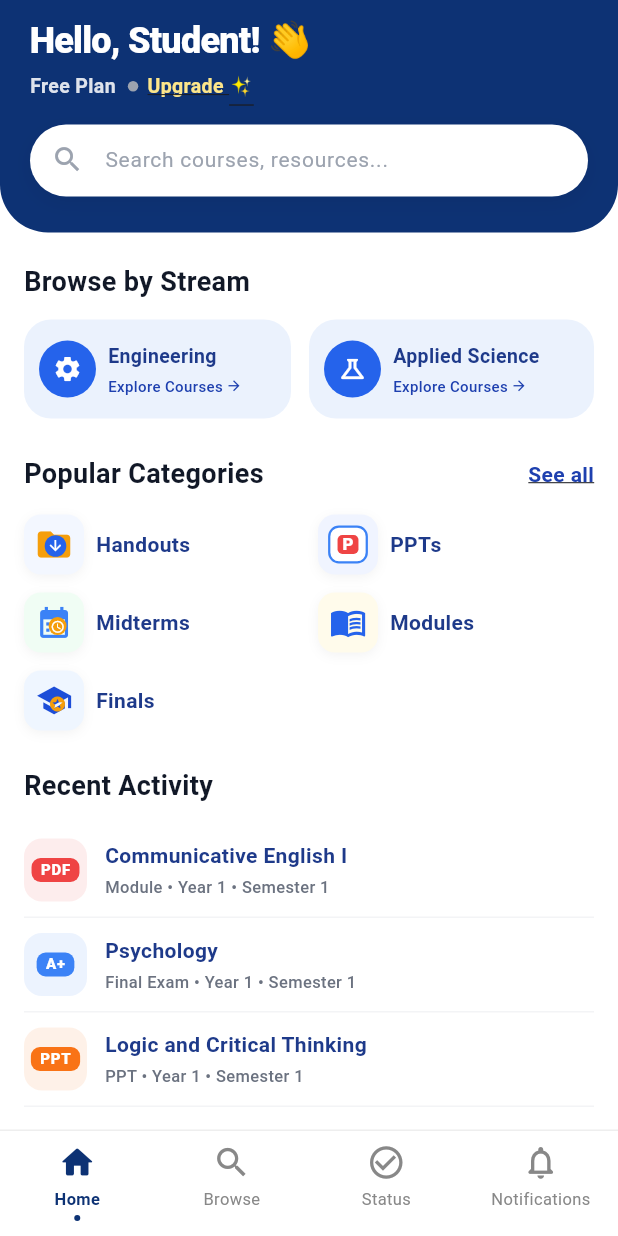
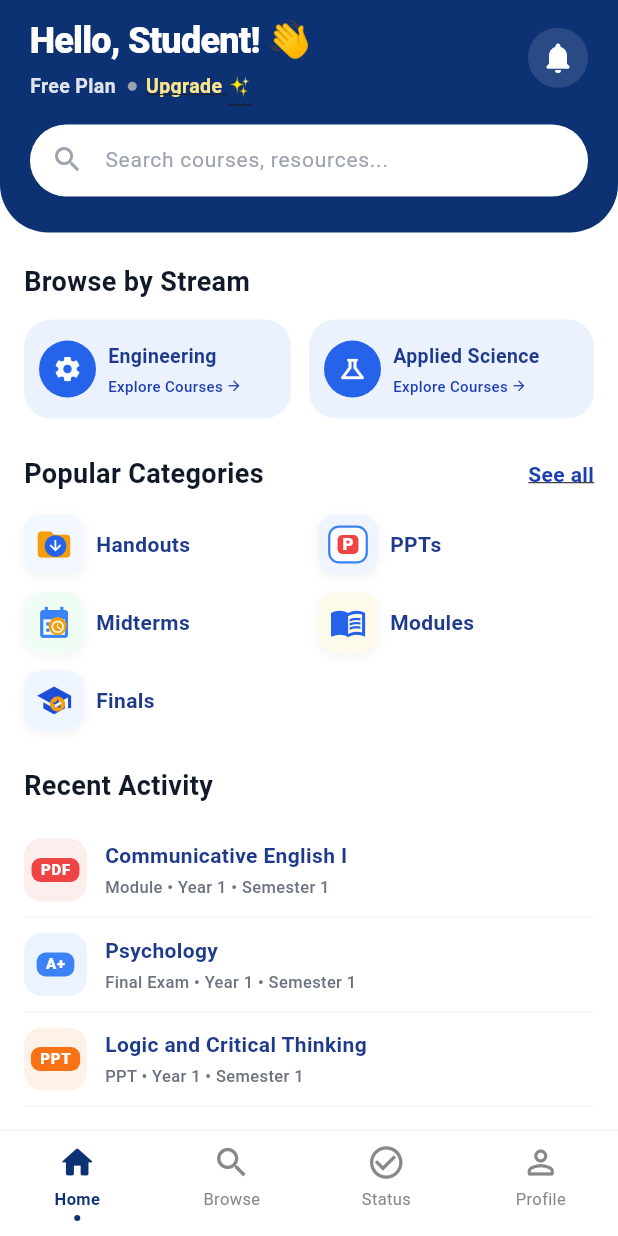
Before and after one commit to aastu-gibigubae/aastu_gibigubae_resource_app_frontend, a Flutter app: the HomePage screen opened by its route, on a phone screen of 412 x 824 dp. Run offline on Flutter 3.47's test engine with Material 3 defaults, Android fonts, the phone set to English and light mode, and no system bars; our stand-ins replace connectivity_plus, device_info_plus, dio, flutter_riverpod, flutter_secure_storage, go_router and 2 more; accounts and stored records are empty; network calls fail; Roboto replaces fonts that are missing (Poppins).

Commit message:
refactor(nav): restructure MainShell tabs to [Home, Browse, Status, Profile] and make Notifications a push route

```diff
--- a/lib/app/router/route_names.dart
+++ b/lib/app/router/route_names.dart
@@ -14,13 +14,17 @@ class RouteNames {
   // ── Auth ──────────────────────────────────────────────────────
   static const String login = '/login';
   static const String signup = '/signup';
+  static const String forgotPassword = '/forgot-password';
+  static const String resetPassword = '/reset-password';
 
   // ── Main shell (4 bottom-nav tabs) ────────────────────────────
   static const String selection = '/selection';
+  static const String exploreResources = '/explore-resources';
   static const String home = '/home';                   // tab 0 – Home
   static const String browse = '/browse';               // tab 1 – Browse (Freshman courses)
   static const String status = '/status';               // tab 2 – Status
-  static const String notifications = '/notifications'; // tab 3 – Notifications
+  static const String profile = '/profile';             // tab 3 – Profile
+  static const String notifications = '/notifications'; // Pushed page from Home bell
 
   // ── Resource Hub Flow (Screen 1 to 5) ─────────────────────────
   static const String courseDetail = '/course-detail';
--- a/lib/app/shell/main_shell.dart
+++ b/lib/app/shell/main_shell.dart
@@ -23,7 +23,7 @@ class MainShell extends StatelessWidget {
     _TabItem(icon: Icons.home_rounded, unselectedIcon: Icons.home_outlined, label: 'Home'),
     _TabItem(icon: Icons.search_rounded, unselectedIcon: Icons.search, label: 'Browse'),
     _TabItem(icon: Icons.check_circle_rounded, unselectedIcon: Icons.check_circle_outline, label: 'Status'),
-    _TabItem(icon: Icons.notifications_rounded, unselectedIcon: Icons.notifications_none_rounded, label: 'Notifications'),
+    _TabItem(icon: Icons.person_rounded, unselectedIcon: Icons.person_outline_rounded, label: 'Profile'),
   ];
 
   void _onTap(int index) {
--- a/lib/core/widgets/curved_header.dart
+++ b/lib/core/widgets/curved_header.dart
@@ -3,6 +3,7 @@ import '../../app/theme/app_colors.dart';
 
 class CurvedHeader extends StatelessWidget {
   final Widget? leading;
+  final Widget? trailing;
   final String? title;
   final String? subtitle;
   final Color? subtitleColor;
@@ -17,6 +18,7 @@ class CurvedHeader extends StatelessWidget {
   const CurvedHeader({
     super.key,
     this.leading,
+    this.trailing,
     this.title,
     this.subtitle,
     this.subtitleColor,
@@ -78,10 +80,16 @@ class CurvedHeader extends StatelessWidget {
                 ),
               ),
 
-            // Title and Subtitle area
-            if (titleWidget != null)
-              titleWidget!
-            else ...[
+            // Title and Subtitle area with optional trailing widget
+            Row(
+              crossAxisAlignment: CrossAxisAlignment.center,
+              children: [
+                Expanded(
+                  child: titleWidget != null
+                      ? titleWidget!
+                      : Column(
+                          crossAxisAlignment: CrossAxisAlignment.start,
+                          children: [
                             if (title != null)
                               Text(
                                 title!,
@@ -104,6 +112,14 @@ class CurvedHeader extends StatelessWidget {
                               ),
                             ],
                           ],
+                        ),
+                ),
+                if (trailing != null) ...[
+                  const SizedBox(width: 8),
+                  trailing!,
+                ],
+              ],
+            ),
 
             // Bottom Child (e.g. Search Bar or Custom widget)
             if (bottomChild != null) ...[
--- a/lib/features/resources/presentation/pages/home_page.dart
+++ b/lib/features/resources/presentation/pages/home_page.dart
@@ -40,6 +40,21 @@ class HomePage extends ConsumerWidget {
           children: [
             // Header with greeting, status, search bar
             CurvedHeader(
+              trailing: GestureDetector(
+                onTap: () => context.push(RouteNames.notifications),
+                child: Container(
+                  padding: const EdgeInsets.all(8),
+                  decoration: BoxDecoration(
+                    color: Colors.white.withAlpha(30),
+                    shape: BoxShape.circle,
+                  ),
+                  child: const Icon(
+                    Icons.notifications_rounded,
+                    color: Colors.white,
+                    size: 24,
+                  ),
+                ),
+              ),
               titleWidget: Column(
                 crossAxisAlignment: CrossAxisAlignment.start,
                 children: [
@@ -65,35 +80,33 @@ class HomePage extends ConsumerWidget {
                               ? ResourceUiConstants.premiumAccess
                               : 'Free Plan',
                           style: TextStyle(
-                            color: isPremium
-                                ? ResourceUiConstants.accentGold
-                                : Colors.white.withAlpha(220),
+                            color: Colors.white.withAlpha(220),
                             fontSize: 13,
                             fontWeight: FontWeight.w600,
                           ),
                         ),
                         AppSpacing.hGapSm,
                         Container(
-                          width: 7,
-                          height: 7,
+                          width: 6,
+                          height: 6,
                           decoration: BoxDecoration(
                             shape: BoxShape.circle,
                             color: isPremium
-                                ? ResourceUiConstants.accentGold
+                                ? const Color(0xFF10B981)
                                 : const Color(0xFF9CA3AF),
                           ),
                         ),
                         const SizedBox(width: 6),
                         Text(
                           isPremium
-                              ? ResourceUiConstants.activeStatus
+                              ? 'Active'
                               : 'Upgrade ✨',
                           style: TextStyle(
                             color: isPremium
-                                ? ResourceUiConstants.accentGold
+                                ? const Color(0xFF10B981)
                                 : const Color(0xFFFDE68A),
                             fontSize: 13,
-                            fontWeight: FontWeight.w600,
+                            fontWeight: FontWeight.w700,
                             decoration:
                                 isPremium ? null : TextDecoration.underline,
                           ),
```
Also changed, not shown: lib/app/router/app_router.dart (+8 -8 lines), lib/features/notifications/presentation/pages/notifications_page.dart (+27 -6 lines), lib/features/notifications/presentation/widgets/notification_tile.dart (+35 -18 lines). Lines whose indentation alone changed are shown as unchanged.
